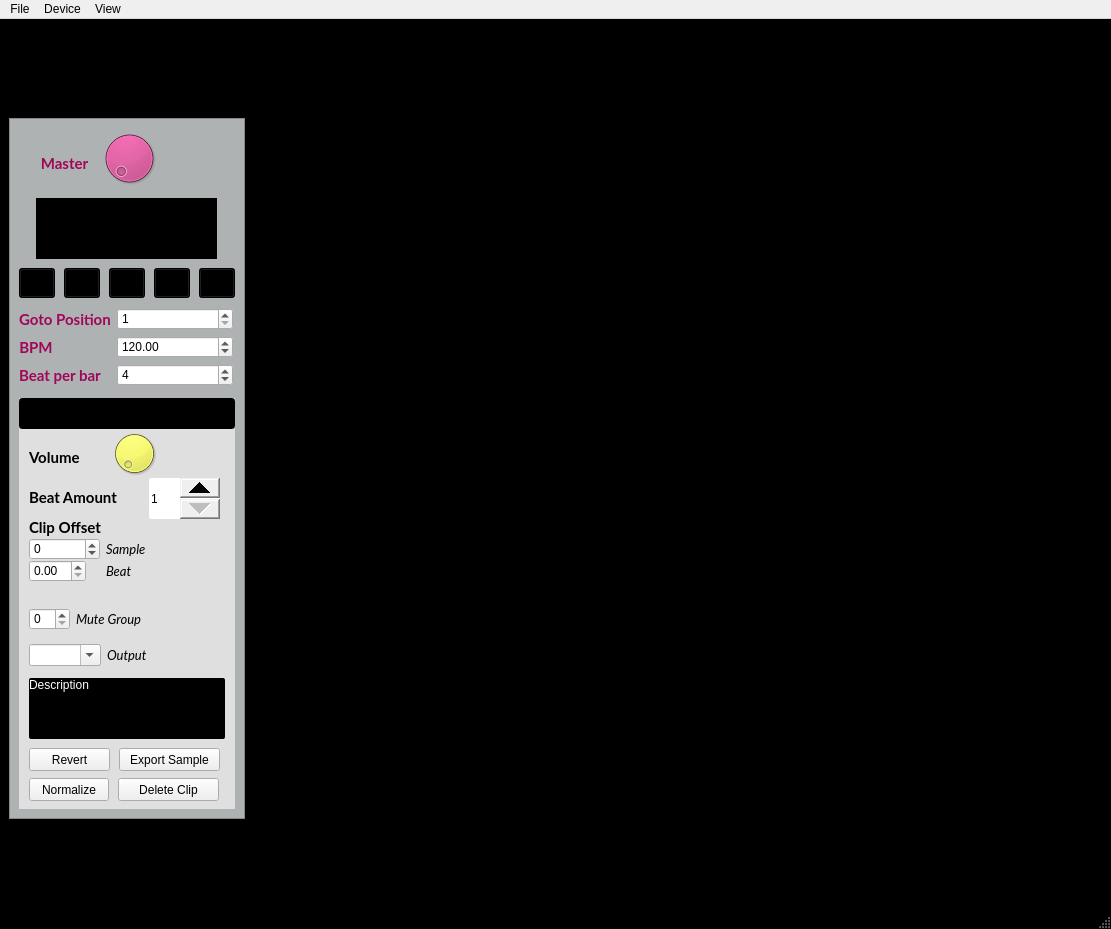
First picture: the form in gui_ui.ui, repository Vampouille/superboucle, before the edit.
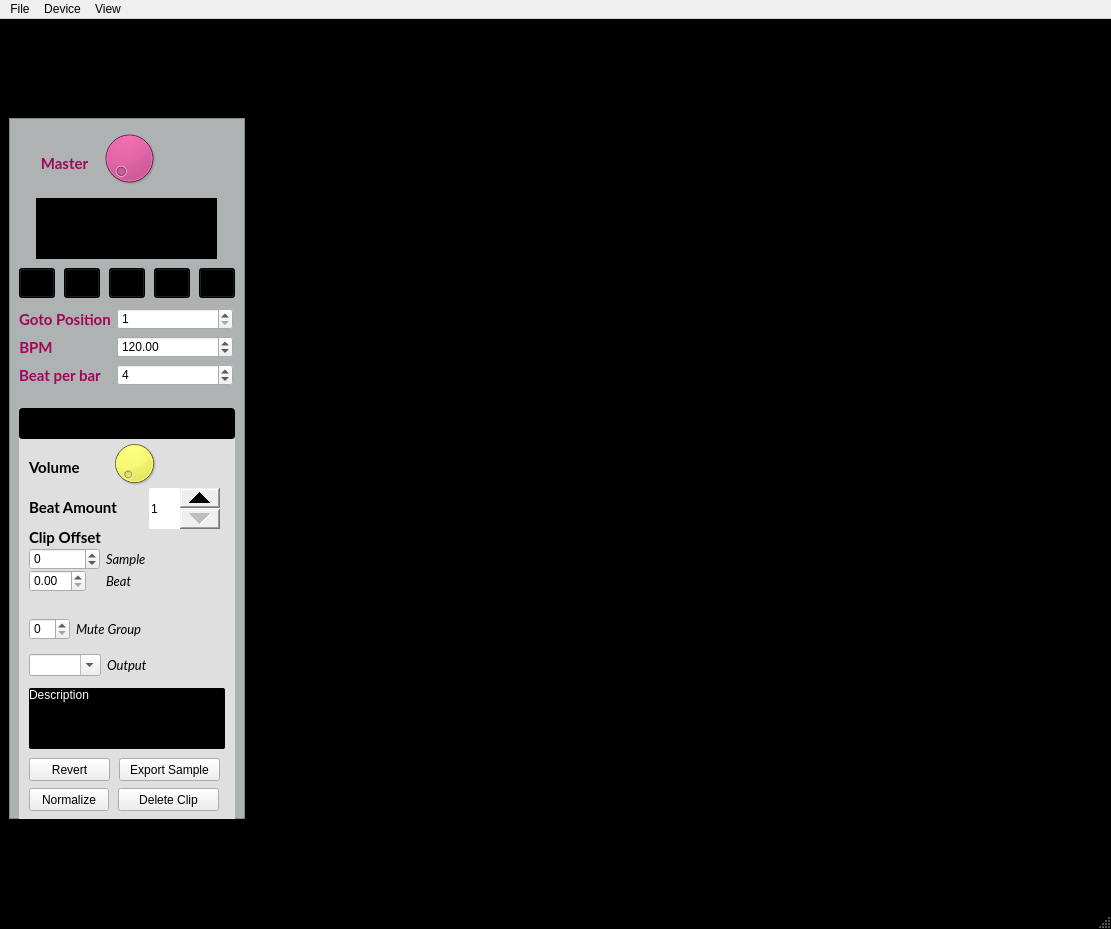
Second picture: the form after the edit. Icons and pictures are not drawn. Custom widgets are drawn as their Qt base class.

Commit message: changed beat offset max to 99 and steps to 0.01 fixxed "Export clip feature is no more working" set Title and text label for "Add Port" input dialog

The edit to the form file:
```diff
--- a/gui_ui.ui
+++ b/gui_ui.ui
@@ -155,7 +155,7 @@
           <property name="geometry">
            <rect>
             <x>10</x>
-            <y>280</y>
+            <y>290</y>
             <width>216</width>
             <height>411</height>
            </rect>
@@ -329,7 +329,7 @@
             <rect>
              <x>10</x>
              <y>140</y>
-             <width>160</width>
+             <width>171</width>
              <height>71</height>
             </rect>
            </property>
@@ -349,8 +349,11 @@
             </item>
             <item row="2" column="0">
              <widget class="QDoubleSpinBox" name="beat_offset">
+              <property name="enabled">
+               <bool>true</bool>
+              </property>
               <property name="maximum">
-               <double>20.000000000000000</double>
+               <double>99.000000000000000</double>
               </property>
               <property name="singleStep">
                <double>0.500000000000000</double>
@@ -652,7 +655,7 @@
             <x>10</x>
             <y>190</y>
             <width>214</width>
-            <height>113</height>
+            <height>101</height>
            </rect>
           </property>
           <layout class="QFormLayout" name="formLayout_2">
```
Left out of the diff: 4 changed lines with no effect on the pictures. The commit also changes 2 other files.
